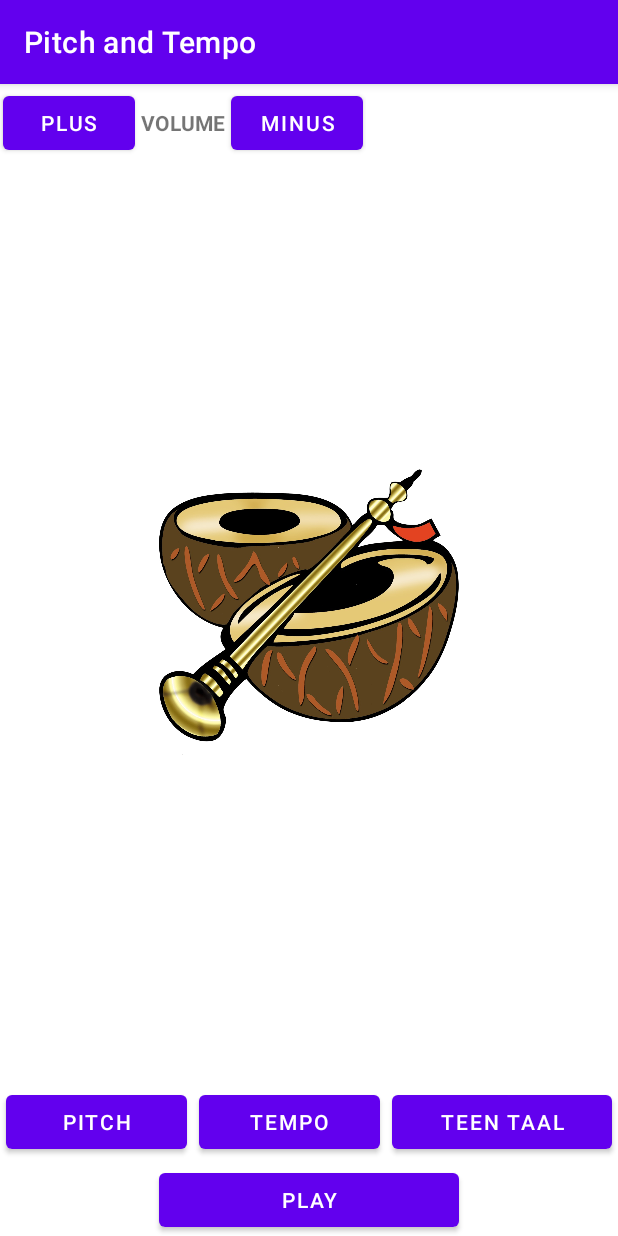
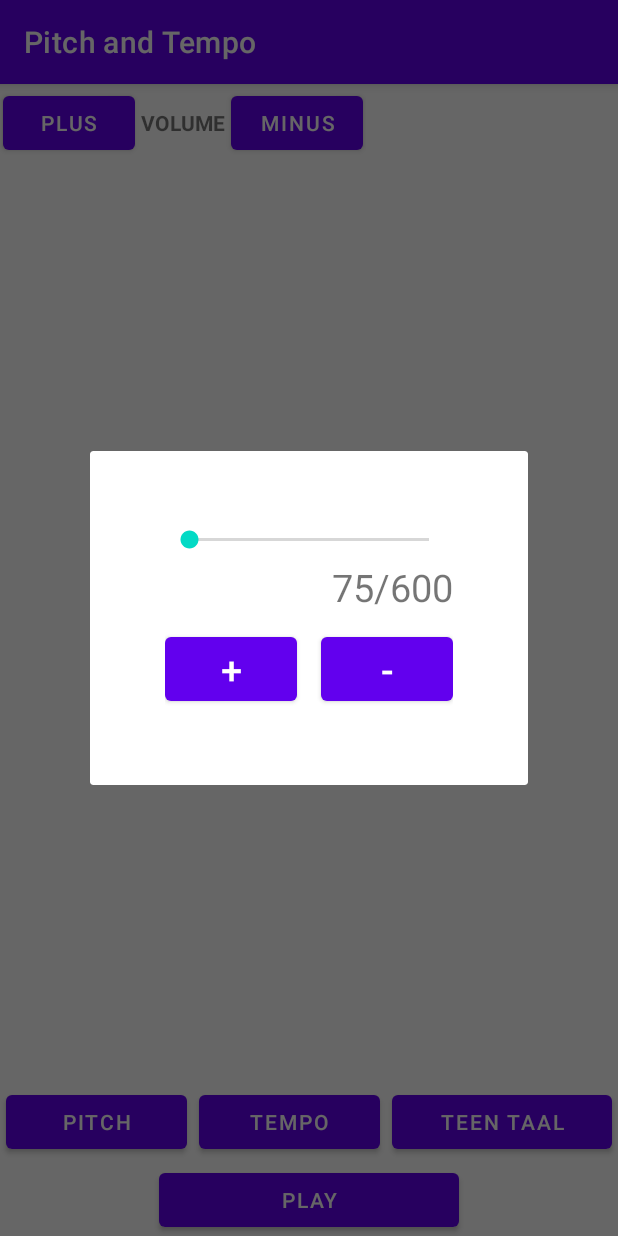
Before and after one commit to shubham423/Pitch-and-Tempo, an Android app: the screen it shows after launch (MainActivity), after a tap on "TEMPO", on a phone screen of 412 x 824 dp. Run offline under Robolectric (Android 15) with nearby library versions, the phone set to English and light mode, and no system bars.

Commit message:
added alertDialogs for buttons

```diff
--- a/app/src/main/java/com/example/pitchandtempo/MainActivity.java
+++ b/app/src/main/java/com/example/pitchandtempo/MainActivity.java
@@ -2,12 +2,17 @@ package com.example.pitchandtempo;
 
 import androidx.appcompat.app.AppCompatActivity;
 
+import android.app.Dialog;
 import android.content.Context;
 import android.media.AudioManager;
 import android.media.MediaPlayer;
 import android.os.Bundle;
 import android.view.View;
+import android.widget.ArrayAdapter;
 import android.widget.Button;
+import android.widget.SeekBar;
+import android.widget.Spinner;
+import android.widget.TextView;
 
 public class MainActivity extends AppCompatActivity {
 
@@ -18,6 +23,74 @@ public class MainActivity extends AppCompatActivity {
         AudioManager audioManager = (AudioManager) getApplicationContext().getSystemService(Context.AUDIO_SERVICE);
 
 
+        Button tempoBtn=findViewById(R.id.tempoBtn);
+        Button pitchBtn=findViewById(R.id.pitchBtn);
+
+        pitchBtn.setOnClickListener(new View.OnClickListener() {
+            @Override
+            public void onClick(View view) {
+                Dialog dialog=new Dialog(MainActivity.this);
+                dialog.setContentView(R.layout.dialog_pitch);
+                Spinner spinner=dialog.findViewById(R.id.pitchSpinner);
+                ArrayAdapter<CharSequence> adapter=ArrayAdapter.createFromResource(MainActivity.this,R.array.pitches, android.R.layout.simple_spinner_item);
+                adapter.setDropDownViewResource(android.R.layout.simple_spinner_dropdown_item);
+                spinner.setAdapter(adapter);
+
+                dialog.show();
+            }
+        });
+
+        tempoBtn.setOnClickListener(new View.OnClickListener() {
+            @Override
+            public void onClick(View view) {
+
+                Dialog dialog=new Dialog(MainActivity.this);
+                dialog.setContentView(R.layout.dialog_tempo);
+                SeekBar seekBar=dialog.findViewById(R.id.seekBar);
+                Button addBtn=dialog.findViewById(R.id.add);
+                Button minusBtn=dialog.findViewById(R.id.minus);
+                TextView value=dialog.findViewById(R.id.value);
+
+                seekBar.setOnSeekBarChangeListener(new SeekBar.OnSeekBarChangeListener() {
+                    @Override
+                    public void onProgressChanged(SeekBar seekBar, int i, boolean b) {
+                        value.setText(i+75+"/600");
+                    }
+
+                    @Override
+                    public void onStartTrackingTouch(SeekBar seekBar) {
+
+                    }
+
+                    @Override
+                    public void onStopTrackingTouch(SeekBar seekBar) {
+
+                    }
+                });
+
+                addBtn.setOnClickListener(new View.OnClickListener() {
+                    @Override
+                    public void onClick(View view) {
+                        int index=seekBar.getProgress();
+                        for (int i=0;i<=1;i++){
+                            seekBar.setProgress(index+1);
+                        }
+                    }
+                });
+
+                minusBtn.setOnClickListener(new View.OnClickListener() {
+                    @Override
+                    public void onClick(View view) {
+                        int index=seekBar.getProgress();
+                        seekBar.setProgress(index-1);
+                    }
+                });
+
+                dialog.show();
+            }
+
+
+        });
         Button upButton = (Button) findViewById(R.id.upButton);
         upButton.setOnClickListener(new View.OnClickListener() {
 
@@ -38,6 +111,9 @@ public class MainActivity extends AppCompatActivity {
 
     }
 
+
+
+
     public void playmusic(View view) {
         final MediaPlayer mp = MediaPlayer.create(this, R.raw.teental_d);
         mp.start();
@@ -46,6 +122,8 @@ public class MainActivity extends AppCompatActivity {
     public void tempoclick(View view) {
 
     }
+
+
 //        private void startPitchShifting()
 //    {
 //        double rate = 1.0;
--- a/app/src/main/res/layout/activity_main.xml
+++ b/app/src/main/res/layout/activity_main.xml
@@ -70,12 +70,14 @@
 
                 android:orientation="horizontal">
                 <Button
+                    android:id="@+id/pitchBtn"
                     android:layout_width="wrap_content"
                     android:layout_margin="4dp"
                     android:layout_weight="1"
                     android:layout_height="wrap_content"
                     android:text="PITCH"/>
                 <Button
+                    android:id="@+id/tempoBtn"
                     android:layout_width="wrap_content"
                     android:layout_weight="1"
                     android:layout_margin="4dp"
--- /dev/null
+++ b/app/src/main/res/layout/dialog_tempo.xml
@@ -0,0 +1,47 @@
+<?xml version="1.0" encoding="utf-8"?>
+<LinearLayout
+    xmlns:android="http://schemas.android.com/apk/res/android"
+    android:layout_width="match_parent"
+    android:orientation="vertical"
+    android:gravity="center"
+    android:padding="50dp"
+    android:layout_height="match_parent">
+
+    <SeekBar
+        android:id="@+id/seekBar"
+        android:layout_width="match_parent"
+        android:layout_height="wrap_content"
+        android:max="600"/>
+    <TextView
+        android:id="@+id/value"
+        android:layout_width="wrap_content"
+        android:layout_height="wrap_content"
+        android:text="75/600"
+        android:textSize="25sp"
+        android:layout_gravity="end"
+        android:layout_marginTop="5dp"/>
+
+    <LinearLayout
+        android:layout_width="wrap_content"
+        android:layout_height="wrap_content"
+        android:orientation="horizontal"
+        android:layout_marginTop="10dp">
+        <Button
+            android:layout_width="wrap_content"
+            android:layout_height="wrap_content"
+            android:id="@+id/add"
+            android:textSize="25sp"
+            android:text="+"
+            android:layout_marginRight="16dp"
+            />
+        <Button
+            android:layout_width="wrap_content"
+            android:layout_height="wrap_content"
+            android:id="@+id/minus"
+            android:textSize="25sp"
+            android:text="-"
+            />
+
+    </LinearLayout>
+
+</LinearLayout>
--- a/app/src/main/res/values/strings.xml
+++ b/app/src/main/res/values/strings.xml
@@ -1,3 +1,16 @@
 <resources>
     <string name="app_name">Pitch and Tempo</string>
+
+    <string-array name="pitches">
+        <item>C</item>
+        <item>C#</item>
+        <item>D</item>
+        <item>D#</item>
+        <item>E</item>
+        <item>F</item>
+        <item>F#</item>
+        <item>F#</item>
+        <item>G</item>
+        <item>G#</item>
+    </string-array>
 </resources>
```
Also changed, not shown: app/src/main/res/layout/dialog_pitch.xml (added, +21 -0 lines), 3 other files.
